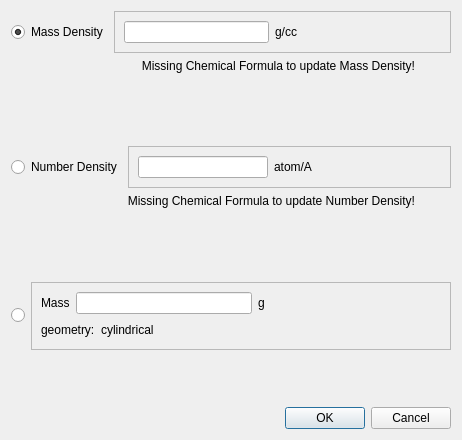
Before: the Qt Designer form designer/ui_mass_density.ui in neutrons/addie, drawn with Qt 5.
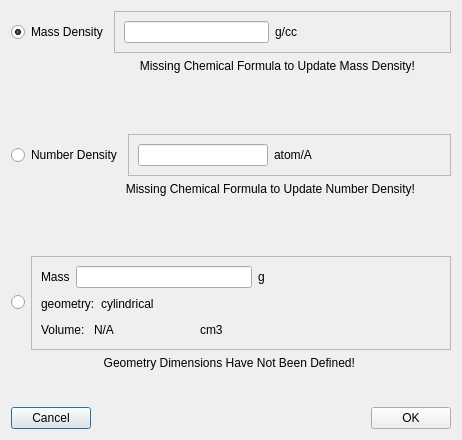
After: the same form once the commit is applied.

Commit message: Fixed math in calculating volume of geometry

The edit to the form file:
```diff
--- a/designer/ui_mass_density.ui
+++ b/designer/ui_mass_density.ui
@@ -86,7 +86,7 @@
         </sizepolicy>
        </property>
        <property name="text">
-        <string>Missing Chemical Formula to update Mass Density!</string>
+        <string>Missing Chemical Formula to Update Mass Density!</string>
        </property>
        <property name="alignment">
         <set>Qt::AlignRight|Qt::AlignTop|Qt::AlignTrailing</set>
@@ -184,7 +184,7 @@
         </sizepolicy>
        </property>
        <property name="text">
-        <string>Missing Chemical Formula to update Number Density!</string>
+        <string>Missing Chemical Formula to Update Number Density!</string>
        </property>
        <property name="alignment">
         <set>Qt::AlignRight|Qt::AlignTop|Qt::AlignTrailing</set>
@@ -310,6 +310,56 @@
             </item>
            </layout>
           </item>
+          <item>
+           <layout class="QHBoxLayout" name="horizontalLayout_11">
+            <item>
+             <widget class="QLabel" name="label">
+              <property name="text">
+               <string>Volume: </string>
+              </property>
+             </widget>
+            </item>
+            <item>
+             <widget class="QLabel" name="volume_label">
+              <property name="sizePolicy">
+               <sizepolicy hsizetype="Preferred" vsizetype="Preferred">
+                <horstretch>0</horstretch>
+                <verstretch>0</verstretch>
+               </sizepolicy>
+              </property>
+              <property name="minimumSize">
+               <size>
+                <width>100</width>
+                <height>0</height>
+               </size>
+              </property>
+              <property name="text">
+               <string>N/A</string>
+              </property>
+             </widget>
+            </item>
+            <item>
+             <widget class="QLabel" name="volume_units">
+              <property name="text">
+               <string>cm3</string>
+              </property>
+             </widget>
+            </item>
+            <item>
+             <spacer name="horizontalSpacer_5">
+              <property name="orientation">
+               <enum>Qt::Horizontal</enum>
+              </property>
+              <property name="sizeHint" stdset="0">
+               <size>
+                <width>40</width>
+                <height>20</height>
+               </size>
+              </property>
+             </spacer>
+            </item>
+           </layout>
+          </item>
          </layout>
         </item>
        </layout>
@@ -317,6 +367,22 @@
      </item>
     </layout>
    </item>
+   <item>
+    <widget class="QLabel" name="mass_error_message">
+     <property name="sizePolicy">
+      <sizepolicy hsizetype="Expanding" vsizetype="Preferred">
+       <horstretch>0</horstretch>
+       <verstretch>0</verstretch>
+      </sizepolicy>
+     </property>
+     <property name="text">
+      <string>Geometry Dimensions Have Not Been Defined! </string>
+     </property>
+     <property name="alignment">
+      <set>Qt::AlignHCenter|Qt::AlignTop</set>
+     </property>
+    </widget>
+   </item>
    <item>
     <spacer name="verticalSpacer">
      <property name="orientation">
@@ -331,14 +397,35 @@
     </spacer>
    </item>
    <item>
-    <widget class="QDialogButtonBox" name="buttonBox">
-     <property name="orientation">
-      <enum>Qt::Horizontal</enum>
-     </property>
-     <property name="standardButtons">
-      <set>QDialogButtonBox::Cancel|QDialogButtonBox::Ok</set>
-     </property>
-    </widget>
+    <layout class="QHBoxLayout" name="horizontalLayout_12">
+     <item>
+      <widget class="QPushButton" name="cancel">
+       <property name="text">
+        <string>Cancel</string>
+       </property>
+      </widget>
+     </item>
+     <item>
+      <spacer name="horizontalSpacer_6">
+       <property name="orientation">
+        <enum>Qt::Horizontal</enum>
+       </property>
+       <property name="sizeHint" stdset="0">
+        <size>
+         <width>40</width>
+         <height>20</height>
+        </size>
+       </property>
+      </spacer>
+     </item>
+     <item>
+      <widget class="QPushButton" name="ok">
+       <property name="text">
+        <string>OK</string>
+       </property>
+      </widget>
+     </item>
+    </layout>
    </item>
   </layout>
  </widget>
```
Left out of the diff: 87 changed lines with no effect on the pictures. The commit also changes 4 other files.
